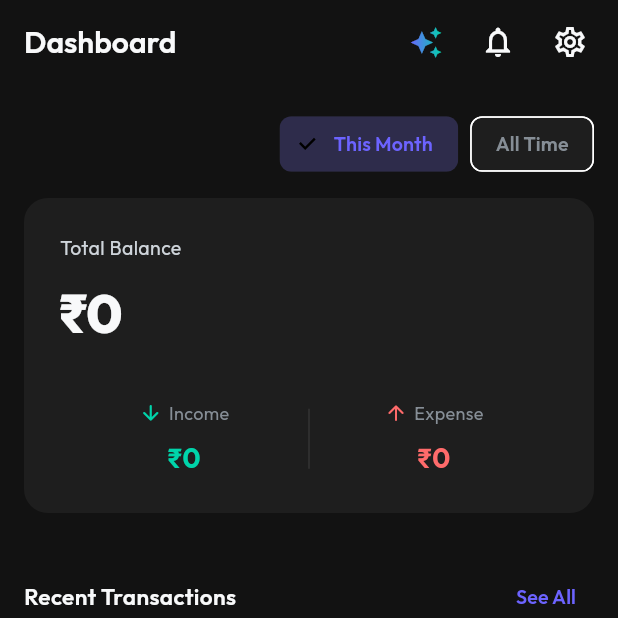
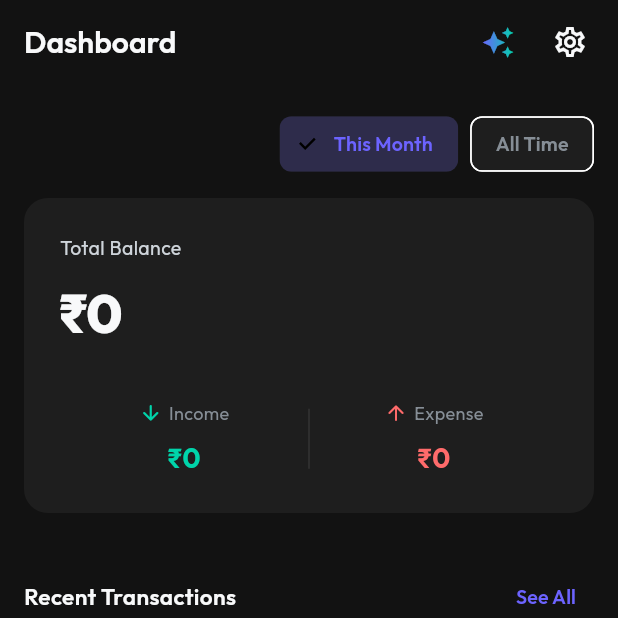
Before and after one commit to Cyberclutch146/FreeFlow-Tracker, a Flutter app: the HomeScreen screen opened by its route, on a phone screen of 412 x 824 dp, the top half of it. Run offline on Flutter 3.47's test engine with Material 3 defaults, Android fonts, the phone set to English and light mode, and no system bars; our stand-ins replace fl_chart, flutter_animate, flutter_local_notifications, flutter_markdown, flutter_riverpod, go_router and 9 more; missing offline and left inert: home_widget, telephony, workmanager; accounts and stored records are empty; generated files the repository leaves out were written again.

Commit message:
removed notification button

```diff
--- a/lib/screens/home/home_screen.dart
+++ b/lib/screens/home/home_screen.dart
@@ -46,11 +46,7 @@ class _HomeScreenState extends ConsumerState<HomeScreen> {
             tooltip: 'AI Assistant',
             onPressed: () => GoRouter.of(context).push('/ai-chat'),
           ),
-          IconButton(
-            icon: Icon(Icons.notifications_outlined, color: colors.textPrimary),
-            tooltip: 'Settings',
-            onPressed: () => GoRouter.of(context).push('/settings'),
-          ),
+
           IconButton(
             icon: Icon(Icons.settings_outlined, color: colors.textPrimary),
             onPressed: () => GoRouter.of(context).push('/settings'),
```
